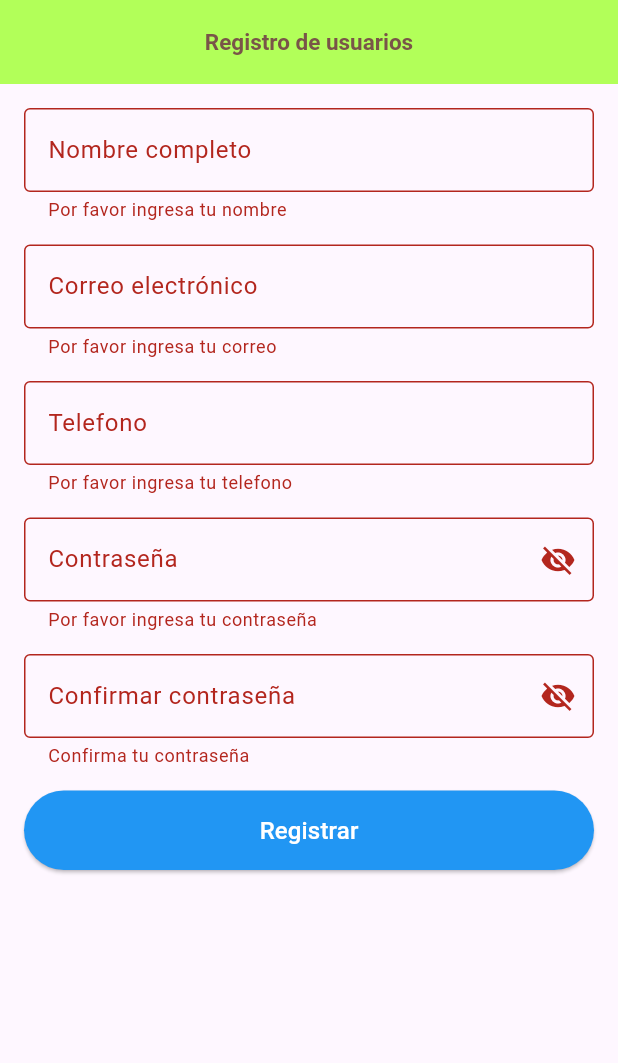
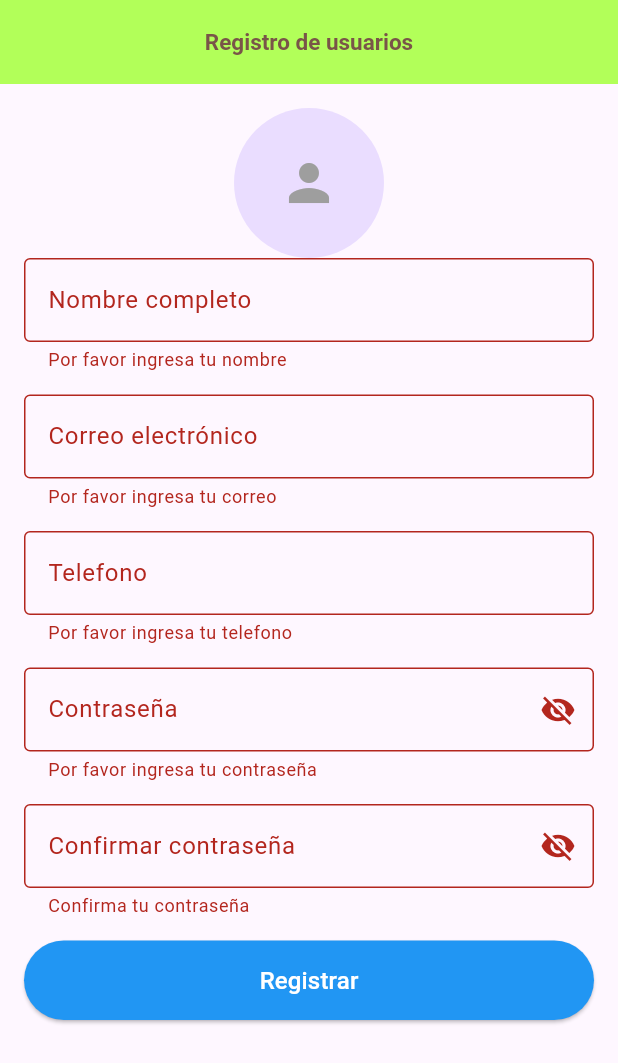
Before and after one commit to GuilloBurgos/forms_flutter, a Flutter app: the screen it shows after launch, after a tap on "Registrar", on a phone screen of 412 x 824 dp. Shown: the top 1063 px of the screen. Run offline on Flutter 3.47's test engine with Material 3 defaults, Android fonts, the phone set to English and light mode, and no system bars; our stand-ins replace image_picker.

Commit message:
Imagen cargada al avatar del formulario y del showDialog

```diff
--- a/lib/main.dart
+++ b/lib/main.dart
@@ -1,4 +1,7 @@
+import 'dart:io';
+import 'package:flutter/foundation.dart';
 import 'package:flutter/material.dart';
+import 'package:image_picker/image_picker.dart';
 
 void main() {
   runApp(const RegistroApp());
@@ -157,19 +160,43 @@ class RegistroPage extends StatefulWidget {
 
 class _RegistroPage extends State<RegistroPage> {
   final _formkey = GlobalKey<FormState>();
-
   final TextEditingController nombreController = TextEditingController();
   final TextEditingController emailController = TextEditingController();
   final TextEditingController telefonoController = TextEditingController();
   final TextEditingController passwordController = TextEditingController();
-  final TextEditingController confirmarPasswordController =
-      TextEditingController();
-
+  final TextEditingController confirmarPasswordController =  TextEditingController();
   bool _mostrarPassword = false;
   bool _mostrarConfirmPassword = false;
 
+  File? _imagenSeleccionada;
+  String? _imagenSeleccionadaWeb;
+
+  Future<void> seleccionarImagen() async{
+    final picker = ImagePicker();
+    final pickedFile = await picker.pickImage(source: ImageSource.gallery);
+    if (pickedFile != null) {
+      setState(() {
+
+ if (kIsWeb) {
+          _imagenSeleccionadaWeb = pickedFile.path; // blob URL para web
+        } else {
+          _imagenSeleccionada = File(pickedFile.path);
+        }
+
+      });
+    }
+  }
   void registroUsuario() {
     if (_formkey.currentState!.validate()) {
+
+
+ if (_imagenSeleccionada == null && _imagenSeleccionadaWeb == null) {
+        ScaffoldMessenger.of(context).showSnackBar(
+          const SnackBar(content: Text('Debes seleccionar una imagen')),
+        );
+        return;
+      }
+
       String nombre = nombreController.text;
       String email = emailController.text;
 
@@ -186,6 +213,14 @@ class _RegistroPage extends State<RegistroPage> {
           content: Column(
             mainAxisSize: MainAxisSize.min,
             children: [
+              CircleAvatar(
+
+ radius: 40,
+                backgroundImage: kIsWeb
+                    ? (_imagenSeleccionadaWeb != null ? NetworkImage(_imagenSeleccionadaWeb!) : null)
+                    : (_imagenSeleccionada != null ? FileImage(_imagenSeleccionada!) : null),
+
+              ),
               const Icon(Icons.check_circle, color: Colors.green, size: 60),
               const SizedBox(height: 15),
               Text("Bienvenido, $nombre", style: TextStyle(fontSize: 16)),
@@ -224,6 +259,24 @@ class _RegistroPage extends State<RegistroPage> {
           key: _formkey,
           child: ListView(
             children: [
+              Center(
+                child: GestureDetector(
+                  onTap: seleccionarImagen,
+                  child: CircleAvatar(
+                    radius: 50,
+
+backgroundImage: kIsWeb
+                        ? (_imagenSeleccionadaWeb != null ? NetworkImage(_imagenSeleccionadaWeb!) : null)
+                        : (_imagenSeleccionada != null ? FileImage(_imagenSeleccionada!) : null),
+
+
+child: (_imagenSeleccionada == null && _imagenSeleccionadaWeb == null)
+                        ? const Icon(Icons.person, size: 40, color: Colors.grey)
+                        : null,
+
+                  ),
+                ),
+              ),
               TextFormField(
                 controller: nombreController,
                 decoration: InputDecoration(
@@ -234,19 +287,12 @@ class _RegistroPage extends State<RegistroPage> {
                   if (value == null || value.isEmpty) {
                     return "Por favor ingresa tu nombre";
                   }
-
                   if (value.length < 3) {
                     return "El nombre debe tener al menos 3 letras";
                   }
-
-
-
 if (!RegExp(r'^[a-zA-ZáéíóúÁÉÍÓÚñÑ]+(?:\s[a-zA-ZáéíóúÁÉÍÓÚñÑ]+)*$').hasMatch(value)) {
       return "Solo letras y espacios (sin espacios al inicio)";
     }
-
-
-
                   return null;
                 },
               ),
--- a/pubspec.yaml
+++ b/pubspec.yaml
@@ -30,7 +30,7 @@ environment:
 dependencies:
   flutter:
     sdk: flutter
-
+  image_picker: ^1.0.4
   # The following adds the Cupertino Icons font to your application.
   # Use with the CupertinoIcons class for iOS style icons.
   cupertino_icons: ^1.0.8
```
Also changed, not shown: pubspec.lock, 6 other files.
